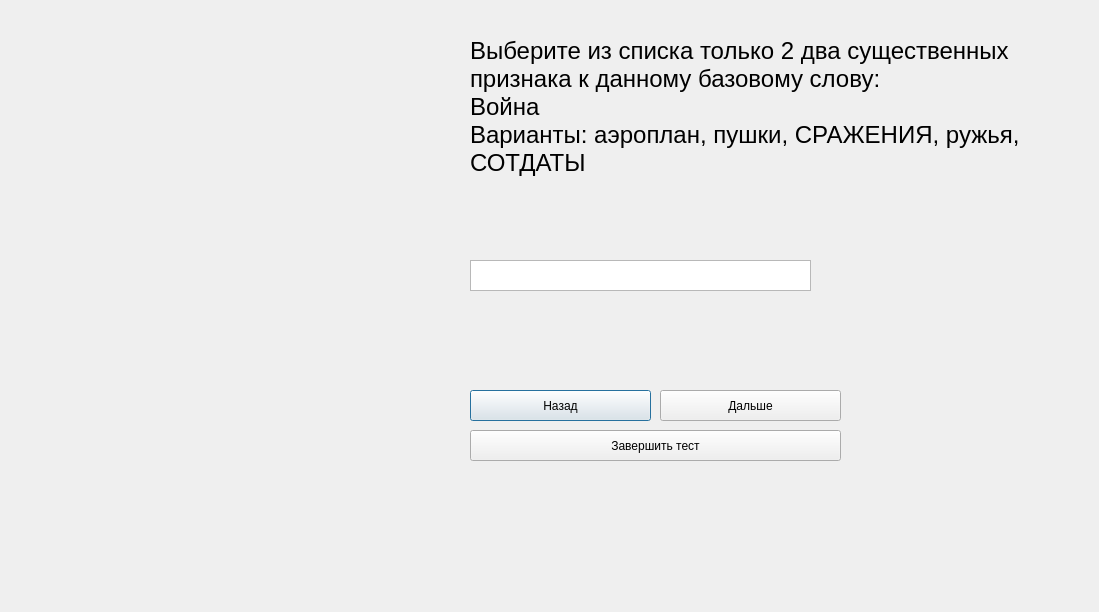
SACRED448/Group_Project-UP-, file DMCF/testform17.ui: the form before one commit.
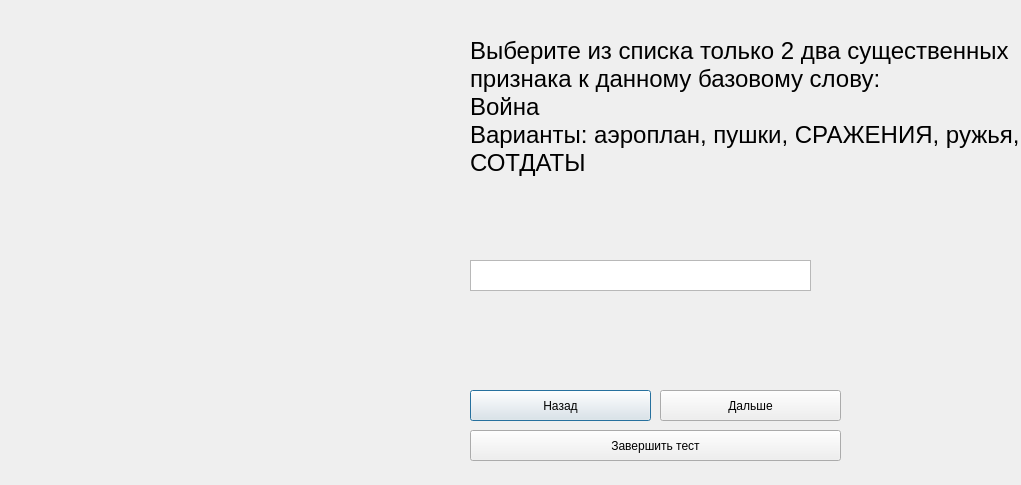
The form after the commit.

```diff
--- a/DMCF/testform17.ui
+++ b/DMCF/testform17.ui
@@ -6,8 +6,8 @@
    <rect>
     <x>0</x>
     <y>0</y>
-    <width>1099</width>
-    <height>612</height>
+    <width>1021</width>
+    <height>485</height>
    </rect>
   </property>
   <property name="windowTitle">
```
Left out of the diff: 6 changed lines with no effect on the pictures.
